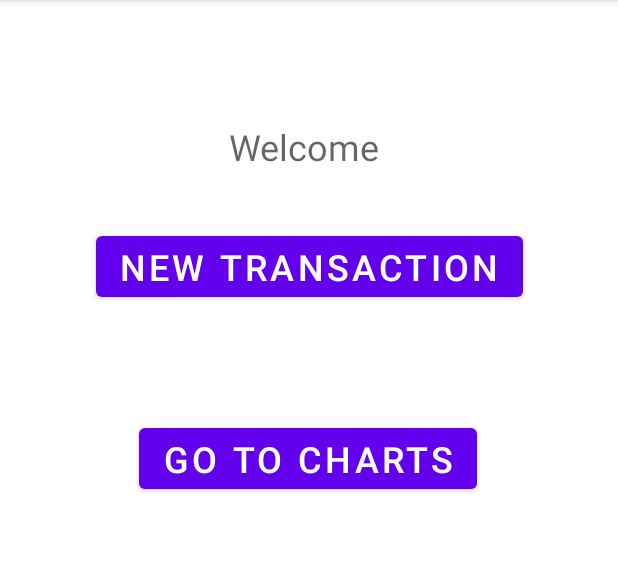
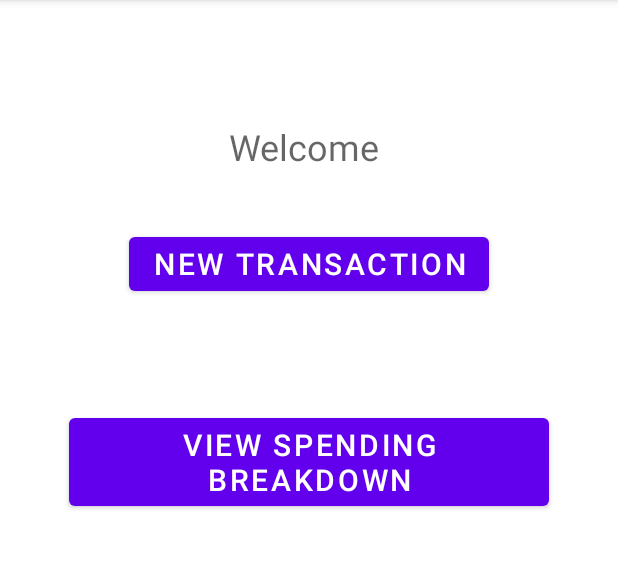
Before and after one commit to amalik23/Shine, an Android app: the HomeScreenActivity screen opened directly, with no data from a screen before it, on a phone screen of 412 x 824 dp, the part 84-653 px from its top. Run offline under Robolectric (Android 15) with nearby library versions, the phone set to English and light mode, and no system bars; our stand-ins replace Firebase (no records; nobody signed in at launch, a user with empty details on screens opened directly).

Commit message:
Cleaning up

```diff
--- a/app/src/main/java/com/example/shine/GraphsScreenActivity.java
+++ b/app/src/main/java/com/example/shine/GraphsScreenActivity.java
@@ -44,6 +44,7 @@ public class GraphsScreenActivity extends AppCompatActivity {
     protected void onCreate(Bundle savedInstanceState) {
         super.onCreate(savedInstanceState);
         setContentView(R.layout.activity_graphs_screen);
+        pieChart();
     }
 
     private void setupPieChart(){
@@ -65,7 +66,7 @@ public class GraphsScreenActivity extends AppCompatActivity {
     }
 
     @RequiresApi(api = Build.VERSION_CODES.O)
-    public void pieChart(View view){
+    private void pieChart(){
         db = FirebaseFirestore.getInstance();
         FirebaseUser user = FirebaseAuth.getInstance().getCurrentUser();
         LocalDate past = LocalDate.now().minusMonths(1);
--- a/app/src/main/res/layout/activity_home_screen.xml
+++ b/app/src/main/res/layout/activity_home_screen.xml
@@ -31,7 +31,7 @@
         android:layout_marginTop="10dp"
         android:onClick="newTransaction"
         android:text="@string/new_transaction"
-        android:textSize="24sp"
+        android:textSize="20sp"
         app:layout_constraintBottom_toBottomOf="parent"
         app:layout_constraintEnd_toEndOf="parent"
         app:layout_constraintHorizontal_bias="0.5"
@@ -45,8 +45,8 @@
         android:layout_height="wrap_content"
         android:layout_marginTop="10dp"
         android:onClick="chartPage"
-        android:text="Go to Charts"
-        android:textSize="24sp"
+        android:text="View Spending Breakdown"
+        android:textSize="20sp"
         app:layout_constraintBottom_toBottomOf="parent"
         app:layout_constraintEnd_toEndOf="parent"
         app:layout_constraintHorizontal_bias="0.497"
```
Also changed, not shown: app/src/main/res/layout/activity_graphs_screen.xml (+0 -15 lines).
